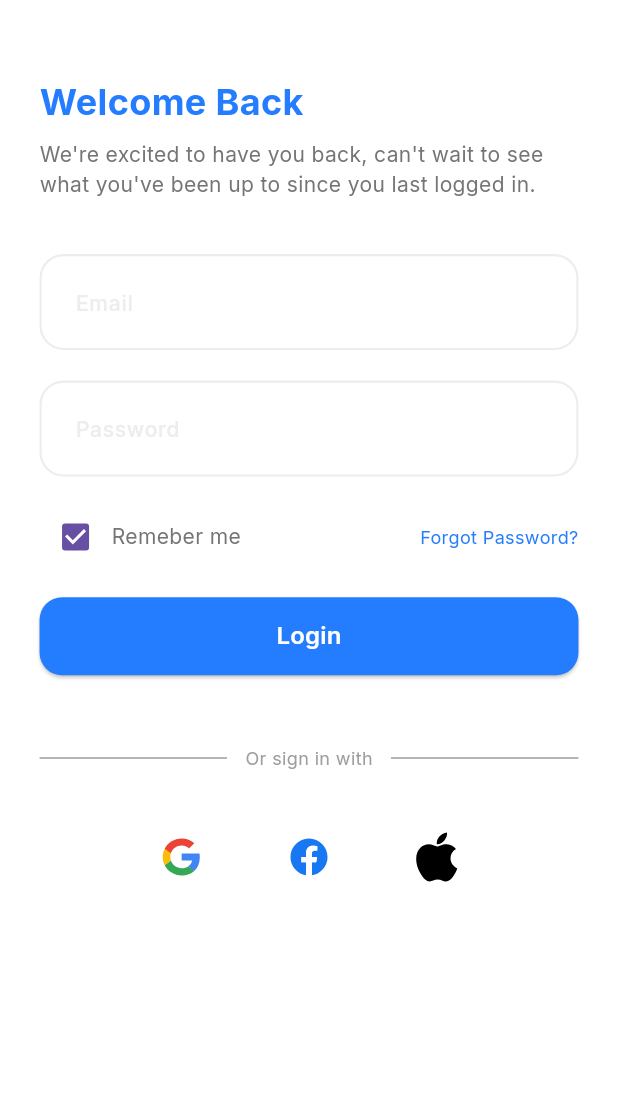
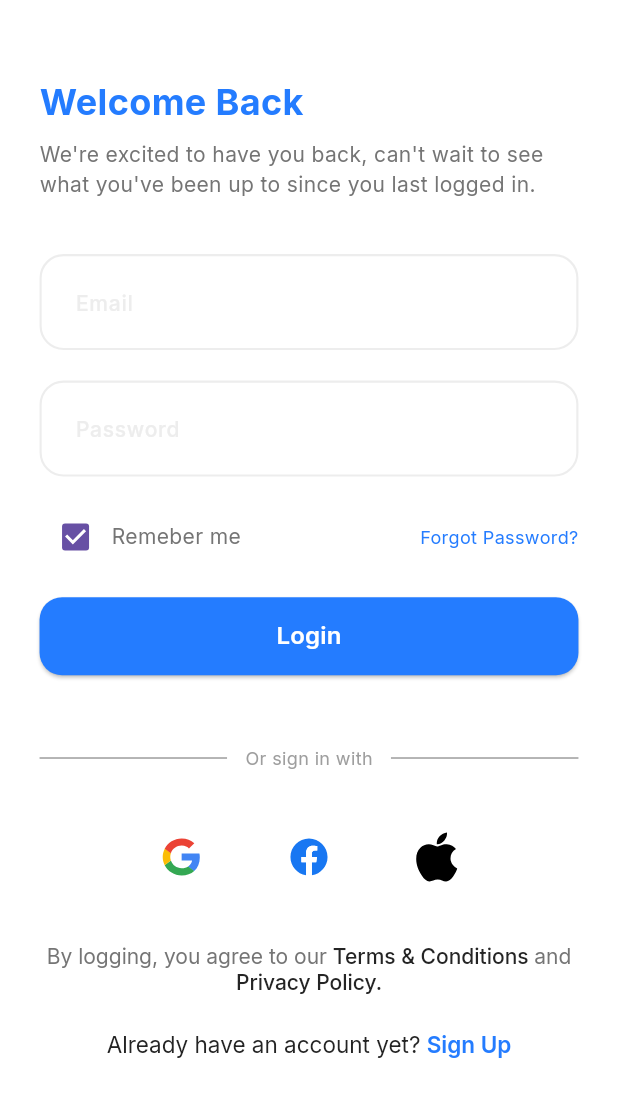
Before and after one commit to yousefali55/DocDocApp, a Flutter app: the screen it shows after launch, after a tap on "Get Started", on a phone screen of 412 x 824 dp. Shown: the top 1097 px of the screen. Run offline on Flutter 3.47's test engine with Material 3 defaults, Android fonts, the phone set to English and light mode, and no system bars; our stand-ins replace flutter_screenutil, flutter_svg, google_fonts.

Commit message:
Finish text which signup and sign in

```diff
--- a/lib/core/Screens/login_screen.dart
+++ b/lib/core/Screens/login_screen.dart
@@ -1,6 +1,5 @@
 import 'package:docdoc/core/constants/text_styles.dart';
 import 'package:docdoc/core/widgets/form_login.dart';
-import 'package:docdoc/core/widgets/textformfield_login_signup.dart';
 import 'package:flutter/material.dart';
 import 'package:flutter_screenutil/flutter_screenutil.dart';
 
@@ -13,6 +12,7 @@ class LoginScreen extends StatelessWidget {
       child: Scaffold(
         body: Padding(
           padding: EdgeInsets.symmetric(horizontal: 24.w),
+          child: SingleChildScrollView(
             child: Column(
               children: [
                 SizedBox(
@@ -42,6 +42,7 @@ class LoginScreen extends StatelessWidget {
             ),
           ),
         ),
+      ),
     );
   }
 }
--- a/lib/core/Screens/onboarding_screen.dart
+++ b/lib/core/Screens/onboarding_screen.dart
@@ -10,8 +10,8 @@ class onBoardingScreen extends StatelessWidget {
   @override
   Widget build(BuildContext context) {
     return Scaffold(
-      body: SingleChildScrollView(
-        child: SafeArea(
+      body: SafeArea(
+        child: SingleChildScrollView(
           child: Column(
             children: [
               SizedBox(
--- a/lib/core/constants/Colors.dart
+++ b/lib/core/constants/Colors.dart
@@ -7,4 +7,5 @@ class ColorsManager{
   static const Color lightergrey = Color(0xFFEDEDED);
   static const Color grey9E = Color(0xFF9E9E9E);
   static const Color offWhite = Color(0xFFF5F5F5);
+  static const Color black = Color(0xFF242424);
 }
--- a/lib/core/constants/text_styles.dart
+++ b/lib/core/constants/text_styles.dart
@@ -2,8 +2,8 @@ import 'package:docdoc/core/constants/Colors.dart';
 import 'package:flutter/material.dart';
 import 'package:google_fonts/google_fonts.dart';
 
-class TextStyles{
-  static  TextStyle InterW700Size32 = GoogleFonts.inter(
+class TextStyles {
+  static TextStyle InterW700Size32 = GoogleFonts.inter(
     fontWeight: FontWeight.w700,
     fontSize: 32,
     color: ColorsManager.generalBlue,
@@ -23,18 +23,24 @@ class TextStyles{
     fontSize: 24,
     color: ColorsManager.generalBlue,
   );
-    static TextStyle InterW400Size14Grey = GoogleFonts.inter(
+  static TextStyle InterW400Size14Grey = GoogleFonts.inter(
     fontWeight: FontWeight.w400,
     fontSize: 14,
     color: ColorsManager.grey,
   );
-    static TextStyle InterW500Size14GreyC2 = GoogleFonts.inter(
+  static TextStyle InterW500Size14GreyC2 = GoogleFonts.inter(
     fontWeight: FontWeight.w500,
     fontSize: 14,
     color: ColorsManager.lightergrey,
-  );    static TextStyle InterW400size12Blue = GoogleFonts.inter(
+  );
+  static TextStyle InterW400size12Blue = GoogleFonts.inter(
     fontWeight: FontWeight.w400,
     fontSize: 12,
     color: ColorsManager.generalBlue,
   );
+  static TextStyle InterW500Size14Black = GoogleFonts.inter(
+    fontSize: 14,
+    fontWeight: FontWeight.w500,
+    color: ColorsManager.black,
+  );
 }
--- a/lib/core/widgets/form_login.dart
+++ b/lib/core/widgets/form_login.dart
@@ -3,6 +3,7 @@ import 'package:docdoc/core/widgets/auth_logos_row.dart';
 import 'package:docdoc/core/widgets/or_sign_with.dart';
 import 'package:docdoc/core/widgets/repeated_button.dart';
 import 'package:docdoc/core/widgets/textformfield_login_signup.dart';
+import 'package:docdoc/core/widgets/texts_under_signin_signup.dart';
 import 'package:flutter/material.dart';
 import 'package:flutter_screenutil/flutter_screenutil.dart';
 
@@ -13,7 +14,7 @@ class LoginForm extends StatelessWidget {
   Widget build(BuildContext context) {
     return Form(
         child: Column(
-      children: [
+              children: [
         TextFormFieldLogin(
           hinttext: 'Email',
         ),
@@ -55,7 +56,8 @@ class LoginForm extends StatelessWidget {
           height: 32.h,
         ),
         AuthLogosRow(),
-      ],
-    ));
+        TextsUnderSigninSignUp(),
+              ],
+            ));
   }
 }
--- /dev/null
+++ b/lib/core/widgets/texts_under_signin_signup.dart
@@ -0,0 +1,71 @@
+import 'package:docdoc/core/constants/Colors.dart';
+import 'package:docdoc/core/constants/text_styles.dart';
+import 'package:flutter/material.dart';
+import 'package:flutter_screenutil/flutter_screenutil.dart';
+import 'package:google_fonts/google_fonts.dart';
+
+class TextsUnderSigninSignUp extends StatelessWidget {
+  const TextsUnderSigninSignUp({Key? key}) : super(key: key);
+
+  @override
+  Widget build(BuildContext context) {
+    return Column(
+      children: [
+        SizedBox(
+          height: 32.h,
+        ),
+        RichText(
+          textAlign: TextAlign.center,
+          text: TextSpan(
+            children: <TextSpan>[
+              TextSpan(
+                text: 'By logging, you agree to our ',
+                style: TextStyles.InterW400Size14Grey,
+              ),
+              TextSpan(
+                text: 'Terms & Conditions ',
+                style: TextStyles.InterW500Size14Black,
+              ),
+              TextSpan(
+                text: 'and ',
+                style: TextStyles.InterW400Size14Grey,
+              ),
+              TextSpan(
+                text: 'Privacy Policy.',
+                style: TextStyles.InterW500Size14Black,
+              ),
+            ],
+          ),
+        ),
+        SizedBox(
+          height: 24.h,
+        ),
+        GestureDetector(
+          onTap: () {},
+          child: RichText(
+            text: TextSpan(
+              children: [
+                TextSpan(
+                  text: 'Already have an account yet? ',
+                  style: GoogleFonts.inter(
+                    fontSize: 15,
+                    fontWeight: FontWeight.w400,
+                    color: ColorsManager.black,
+                  ),
+                ),
+                TextSpan(
+                  text: 'Sign Up',
+                  style: GoogleFonts.inter(
+                    fontSize: 15,
+                    fontWeight: FontWeight.w600,
+                    color: ColorsManager.generalBlue,
+                  ),
+                ),
+              ],
+            ),
+          ),
+        ),
+      ],
+    );
+  }
+}
```
Lines whose indentation alone changed are shown as unchanged.
